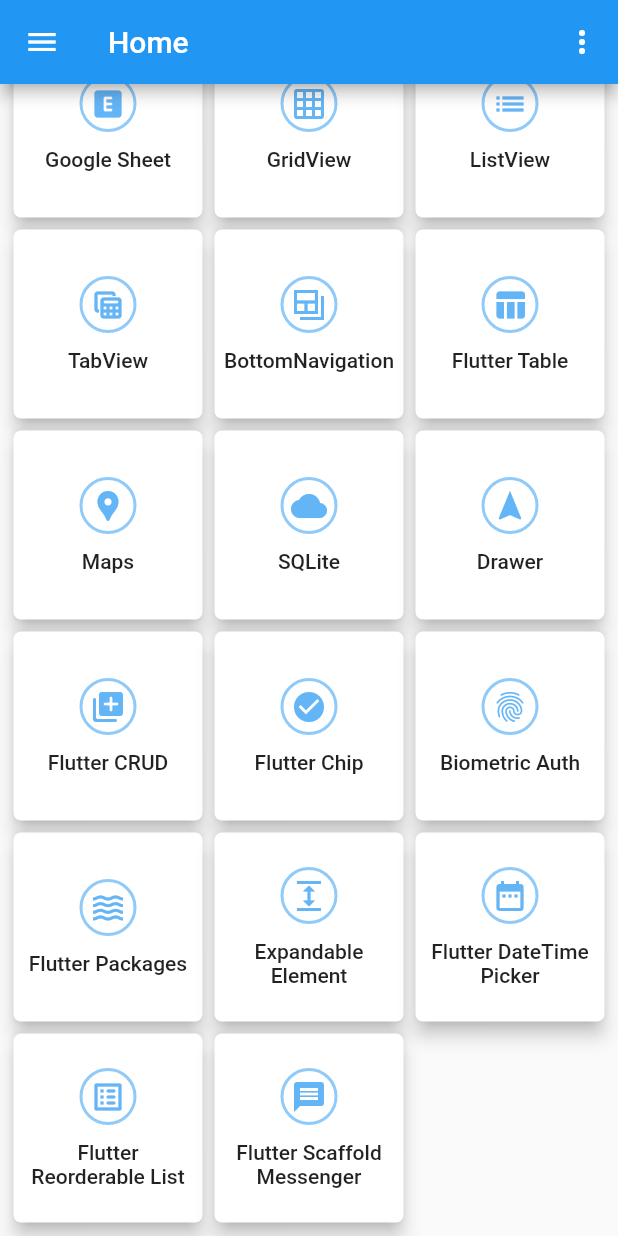
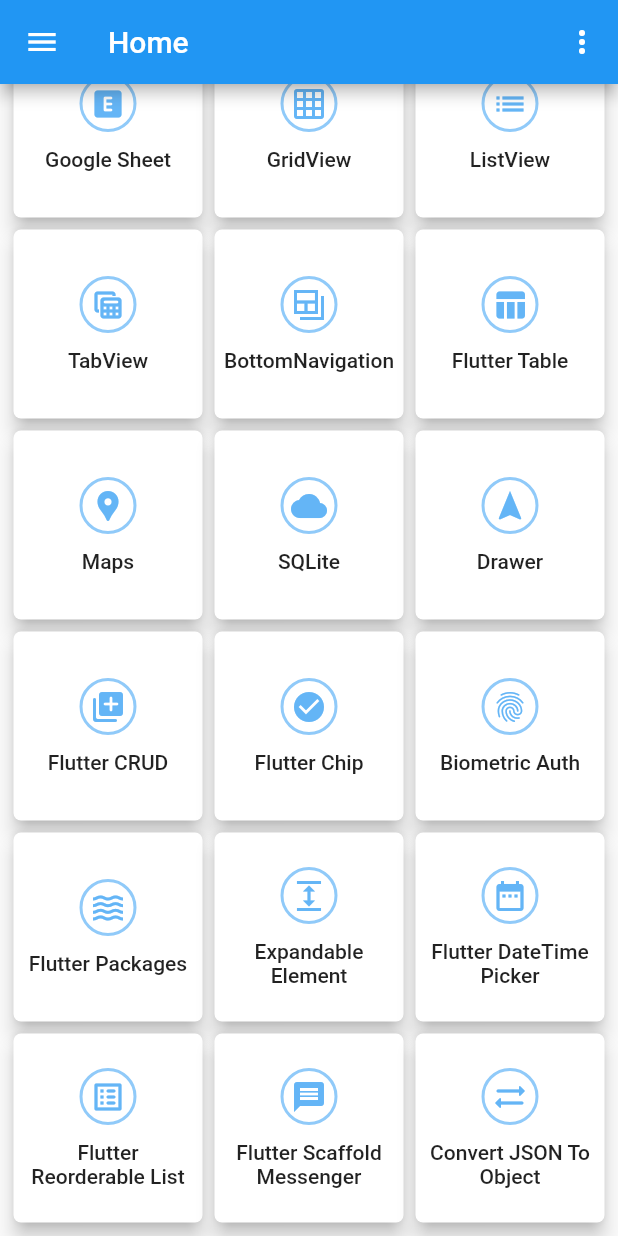
Before and after one commit to ruhulmath08/flutter_a2z, a Flutter app: the HomeScreen screen opened by its route, scrolled down 448 dp, on a phone screen of 412 x 824 dp. Run offline on Flutter 3.47's test engine with Material 2 defaults, Android fonts, the phone set to English and light mode, and no system bars; our stand-ins replace animated_text_kit, auto_size_text, carousel_slider, email_validator, faker, flutter_speed_dial and 6 more; missing offline and left inert: chips_input, flutter_reaction_button, flutter_syntax_view, giffy_dialog, rotated_corner_decoration; generated files the repository leaves out were written again.

Commit message:
add json_seriable

```diff
--- a/lib/models/home_card_item.dart
+++ b/lib/models/home_card_item.dart
@@ -140,9 +140,14 @@ class HomeCardItem {
         Icons.list_alt_rounded,
       ),
       HomeCardItem(
-        25,
+        26,
         FLUTTER_SCAFFOLD_MESSAGE_TITLE,
         Icons.message,
+      ),
+      HomeCardItem(
+        26,
+        CONVERT_JSON_TO_OBJECT_TITLE,
+        Icons.sync_alt_rounded,
       ),
     ];
   }
--- a/lib/routing/router.dart
+++ b/lib/routing/router.dart
@@ -18,6 +18,7 @@ import 'package:flutter_a2z/screens/flutter_lifecycle/flutter_lifecycle.dart';
 import 'package:flutter_a2z/screens/flutter_lifecycle/stateful_widget/stateful_widget_lifecycle.dart';
 import 'package:flutter_a2z/screens/flutter_packages/animated_text_kit/animated_text_kit.dart';
 import 'package:flutter_a2z/screens/flutter_packages/chips_input/flutter_chips_input.dart';
+import 'package:flutter_a2z/screens/flutter_packages/convert_json_to_object/convert_json_to_object.dart';
 import 'package:flutter_a2z/screens/flutter_packages/flutter_carousel_slider/flutter_carousel_slider.dart';
 import 'package:flutter_a2z/screens/flutter_packages/flutter_grouped_list/flutter_grouped_list.dart';
 import 'package:flutter_a2z/screens/flutter_packages/flutter_packages.dart';
@@ -600,6 +601,12 @@ Route<dynamic> generateRoute(RouteSettings settings) {
           title: ANIMATED_TEXT_KIT_TITLE,
         ),
       );
+    case CONVERT_JSON_TO_OBJECT_ROUTE:
+      return MaterialPageRoute(
+        builder: (context) => const ConvertJsonToObject(
+          title: CONVERT_JSON_TO_OBJECT_TITLE,
+        ),
+      );
 
     //=================================FlutterPackages: End====================================
 
--- a/lib/routing/routing_constants.dart
+++ b/lib/routing/routing_constants.dart
@@ -276,6 +276,11 @@ const String FLUTTER_CHIPS_INPUT_TITLE = 'Chips Input';
 const String ANIMATED_TEXT_KIT_ROUTE = '/animated_text_kit';
 const String ANIMATED_TEXT_KIT_TITLE = 'Animated Text Kit';
 const String ANIMATED_TEXT_KIT_CODE = '';
+
+//convert_json_to_object
+const String CONVERT_JSON_TO_OBJECT_ROUTE = '/convert_json_to_object';
+const String CONVERT_JSON_TO_OBJECT_TITLE = 'Convert JSON To Object';
+const String CONVERT_JSON_TO_OBJECT_CODE = '';
 //---------------------------------FlutterPackages: End------------------------------
 
 //---------------------------------ExpandableElement: Start -------------------------
--- a/lib/screens/flutter_advanced/capture_picture_display_list/capture_picture_display_list.dart
+++ b/lib/screens/flutter_advanced/capture_picture_display_list/capture_picture_display_list.dart
@@ -18,10 +18,9 @@ class CapturePictureDisplayList extends StatefulWidget {
 class _CapturePictureDisplayListState extends State<CapturePictureDisplayList> {
   final List<File> _images = [];
   File _image;
-  final picker = ImagePicker();
 
   Future getImage() async {
-    final pickedFile = await picker.getImage(source: ImageSource.camera);
+    final pickedFile = await ImagePicker.pickImage(source: ImageSource.camera);
 
     setState(() {
       if (pickedFile != null) {
@@ -43,7 +42,7 @@ class _CapturePictureDisplayListState extends State<CapturePictureDisplayList> {
         children: [
           SizedBox(
             width: MediaQuery.of(context).size.width,
-            height: MediaQuery.of(context).size.height/2,
+            height: MediaQuery.of(context).size.height / 2,
             child: _images.isNotEmpty
                 ? ListView.builder(
                     padding: const EdgeInsets.symmetric(horizontal: 5, vertical: 10),
--- a/lib/screens/flutter_packages/flutter_packages.dart
+++ b/lib/screens/flutter_packages/flutter_packages.dart
@@ -77,6 +77,14 @@ class _FlutterPackagesState extends State<FlutterPackages> {
               ANIMATED_TEXT_KIT_TITLE,
             ),
           ),
+          ElevatedButton(
+            onPressed: () {
+              Navigator.pushNamed(context, CONVERT_JSON_TO_OBJECT_ROUTE);
+            },
+            child: const Text(
+              CONVERT_JSON_TO_OBJECT_TITLE,
+            ),
+          ),
         ],
       ),
     );
--- a/lib/screens/home/home_screen.dart
+++ b/lib/screens/home/home_screen.dart
@@ -156,6 +156,9 @@ class _HomeScreenState extends State<HomeScreen> {
       case FLUTTER_SCAFFOLD_MESSAGE_TITLE:
         Navigator.pushNamed(context, FLUTTER_SCAFFOLD_MESSAGE_ROUTE);
         break;
+      case CONVERT_JSON_TO_OBJECT_TITLE:
+        Navigator.pushNamed(context, CONVERT_JSON_TO_OBJECT_ROUTE);
+        break;
     }
   }
 }
--- a/pubspec.yaml
+++ b/pubspec.yaml
@@ -33,11 +33,14 @@ dependencies:
   email_validator: any #31-03-2021
   chips_input: any #02-04-2021
   animated_text_kit: ^4.2.1 #12-06-2021
+  json_annotation: 3.1.1 #22-06-2021
 
 dev_dependencies:
   flutter_test:
     sdk: flutter
   lint: any #21-01-2021
+  build_runner:
+  json_serializable: 3.5.1
 
 flutter:
   uses-material-design: true
```
Also changed, not shown: lib/models/person.dart (added, +27 -0 lines), lib/screens/flutter_packages/convert_json_to_object/convert_json_to_object.dart (added, +40 -0 lines), lib/models/person.g.dart (added), pubspec.lock, 1 other file.
